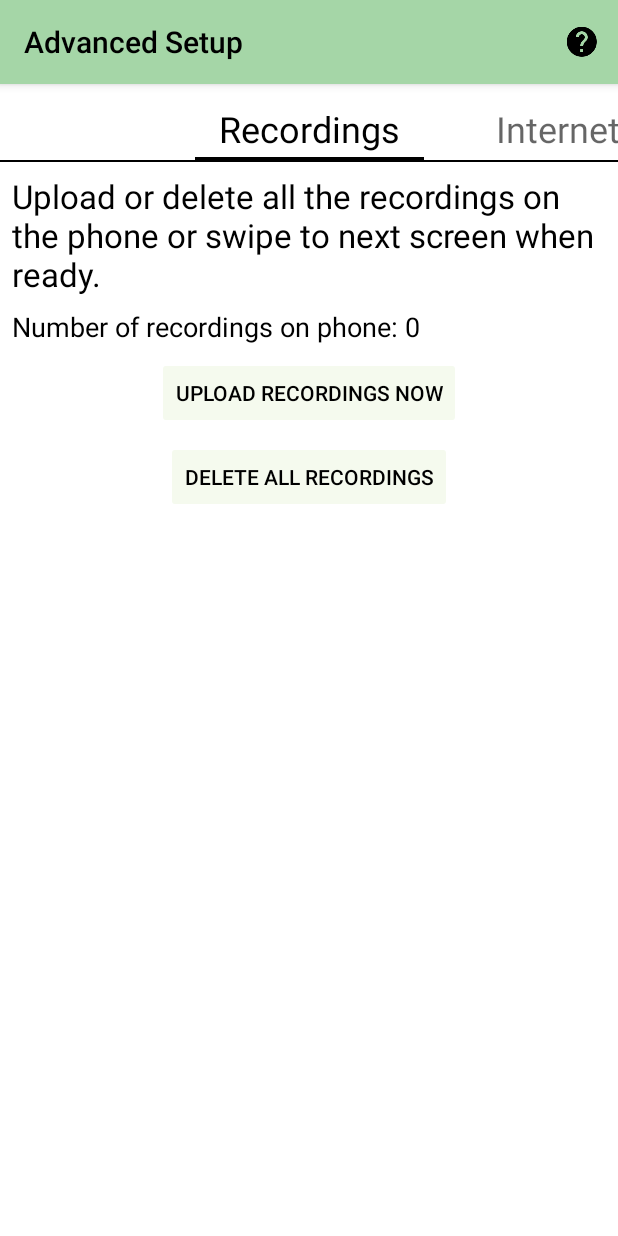
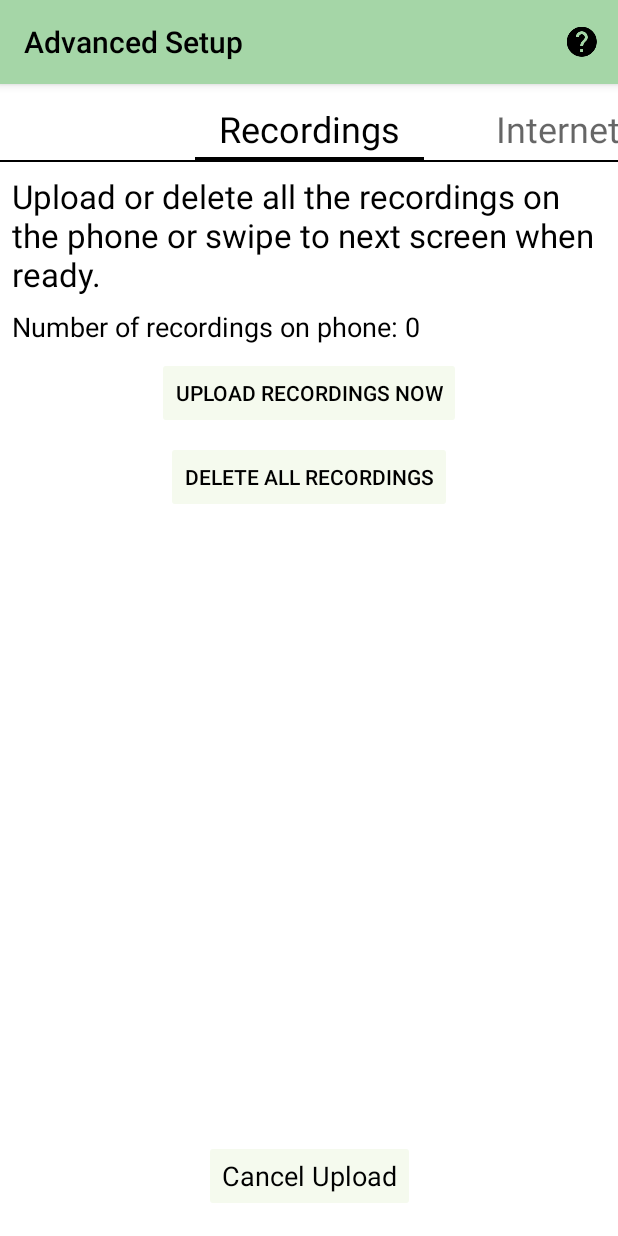
Before and after one commit to TheCacophonyProject/bird-monitor, an Android app: the ManageRecordingsFragment screen opened directly, with no data from a screen before it, on a phone screen of 412 x 824 dp. Run offline under Robolectric (Android 15) with nearby library versions, the phone set to English and light mode, and no system bars.

Commit message:
Implemented 'Cancel Upload' button on Recordings screen.

```diff
--- a/app/src/main/java/nz/org/cacophony/birdmonitor/Server.java
+++ b/app/src/main/java/nz/org/cacophony/birdmonitor/Server.java
@@ -50,6 +50,7 @@ class Server {
     private static final OkHttpClient client = new OkHttpClient();
     private static boolean uploading = false;
     private static boolean uploadSuccess = false;
+
 
     static void updateServerConnectionStatus(Context context) {
 
@@ -653,6 +654,8 @@ class Server {
         }
     }
 
+
+
     static class PostResponse {
         final Response response;
         final String body;
--- a/app/src/main/java/nz/org/cacophony/birdmonitor/Util.java
+++ b/app/src/main/java/nz/org/cacophony/birdmonitor/Util.java
@@ -1004,7 +1004,11 @@ class Util {
                 if (uploadedSuccessfully) {
 
                     jsonObjectMessageToBroadcast.put("messageType", "SUCCESSFULLY_UPLOADED_RECORDINGS_USING_UPLOAD_BUTTON");
-                    jsonObjectMessageToBroadcast.put("messageToDisplay", "Recordings have been uploaded to the server.");
+                    if (RecordAndUpload.isCancelUploadingRecordings()){
+                        jsonObjectMessageToBroadcast.put("messageToDisplay", "Uploading of recordings has been stopped");
+                    }else{
+                        jsonObjectMessageToBroadcast.put("messageToDisplay", "Recordings have been uploaded to the server.");
+                    }
 
                 } else {
                     jsonObjectMessageToBroadcast.put("messageType", "FAILED_RECORDINGS_NOT_UPLOADED_USING_UPLOAD_BUTTON");
--- a/app/src/main/res/layout/fragment_manage_recordings.xml
+++ b/app/src/main/res/layout/fragment_manage_recordings.xml
@@ -77,4 +77,20 @@
         app:layout_constraintStart_toStartOf="parent"
         app:layout_constraintTop_toBottomOf="@+id/btnDeleteAllRecordings" />
 
+    <Button
+        android:id="@+id/btnCancel"
+        style="@style/Widget.AppCompat.Button.Colored"
+        android:layout_width="wrap_content"
+        android:layout_height="wrap_content"
+        android:layout_marginStart="8dp"
+        android:layout_marginLeft="8dp"
+        android:layout_marginEnd="8dp"
+        android:layout_marginRight="8dp"
+        android:layout_marginBottom="8dp"
+        android:text="Cancel Upload"
+        android:textAppearance="@style/TextAppearance.AppCompat.Medium"
+        app:layout_constraintBottom_toBottomOf="parent"
+        app:layout_constraintEnd_toEndOf="parent"
+        app:layout_constraintStart_toStartOf="parent" />
+
 </android.support.constraint.ConstraintLayout>
```
Also changed, not shown: app/src/main/java/nz/org/cacophony/birdmonitor/ManageRecordingsFragment.java (+48 -1 lines), app/src/main/java/nz/org/cacophony/birdmonitor/RecordAndUpload.java (+14 -2 lines).
